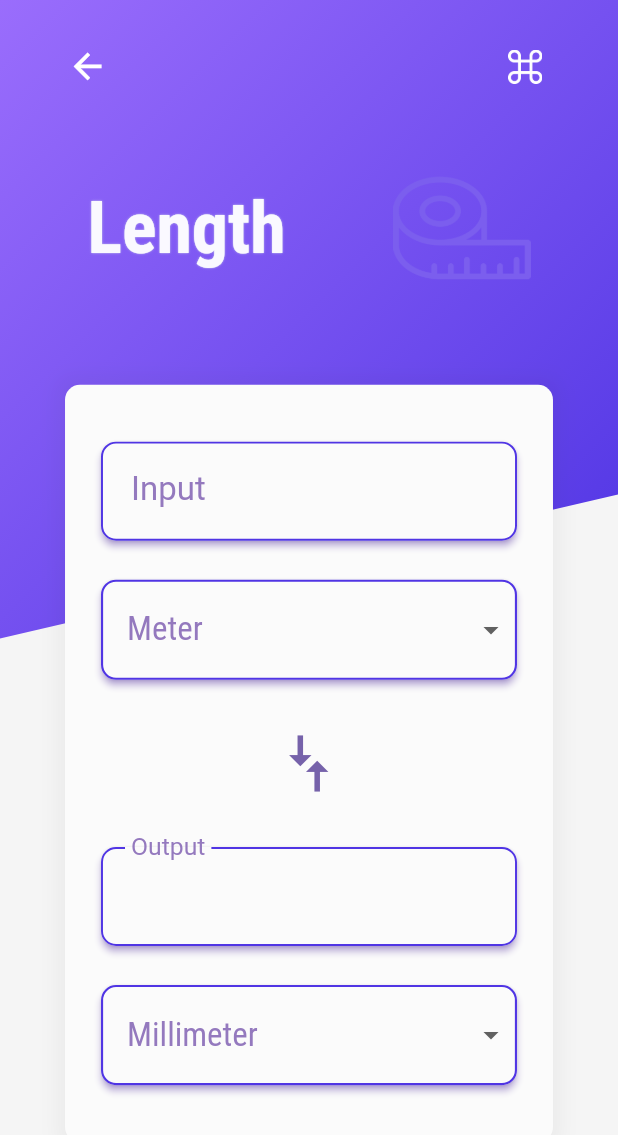
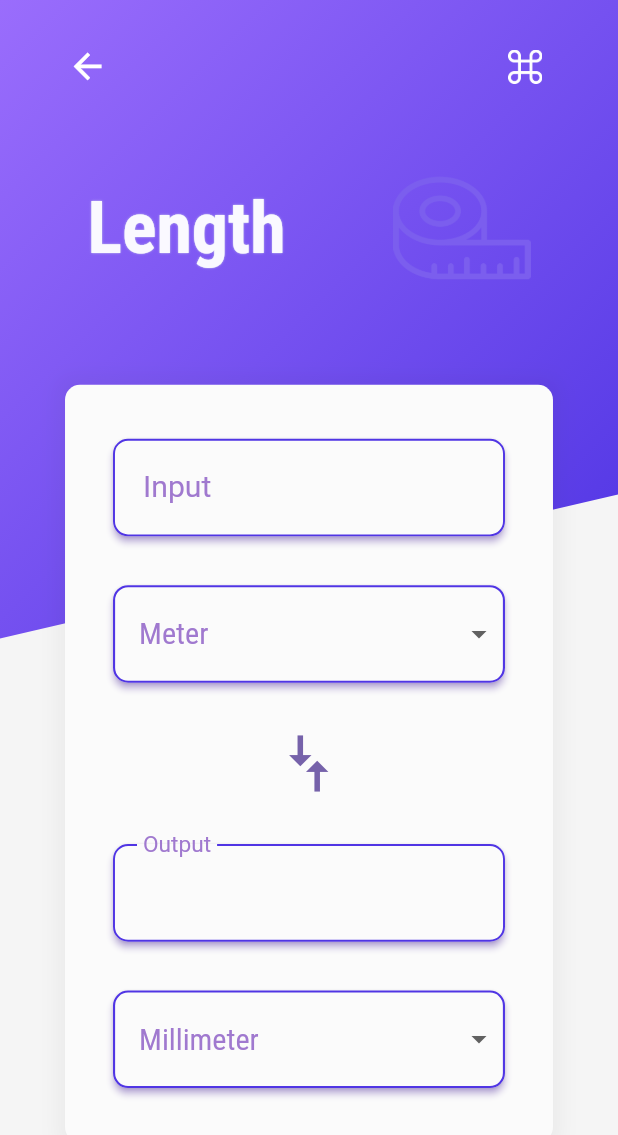
Before and after one commit to bharat-1809/Unito, a Flutter app: the screen it shows after launch, after a tap on "Length", on a phone screen of 412 x 824 dp. Shown: the top 1135 px of the screen. Run offline on Flutter 3.47's test engine with Material 2 defaults, Android fonts, the phone set to English and light mode, and no system bars; our stand-ins replace device_preview.

Commit message:
Bug Fixes in UnitConverter screen

```diff
--- a/unit_converter_app/lib/app.dart
+++ b/unit_converter_app/lib/app.dart
@@ -10,8 +10,8 @@ class Home extends StatelessWidget {
     final theme = Provider.of<ThemeChanger>(context);
 
     return MaterialApp(
-      // locale: DevicePreview.of(context).locale,
-      // builder: DevicePreview.appBuilder,
+      locale: DevicePreview.of(context).locale,
+      builder: DevicePreview.appBuilder,
       debugShowCheckedModeBanner: false,
       // darkTheme: appTheme.getDarkTheme(),
       theme: theme.themeData,
--- a/unit_converter_app/lib/component/unitCon_Logic.dart
+++ b/unit_converter_app/lib/component/unitCon_Logic.dart
@@ -32,6 +32,9 @@ class _UnitConFgUIState extends State<UnitConFgUI> {
     if (widget.units != old.units) {
       _setDefaults();
       _createDropdownItems();
+    }
+    if (_inputValue != null) {
+      _updateConversion();
     }
   }
 
@@ -132,8 +135,11 @@ class _UnitConFgUIState extends State<UnitConFgUI> {
 
   @override
   Widget build(BuildContext context) {
+    final _fontSize =
+        0.02445997458703939087 * MediaQuery.of(context).size.height;
+
     final _inputTextTheme = Theme.of(context).textTheme.headline.copyWith(
-          fontSize: 22,
+      fontSize: _fontSize,
       fontFamily: 'Roboto',
       fontWeight: FontWeight.w400,
       color: Theme.of(context).hoverColor,
@@ -176,7 +182,7 @@ class _UnitConFgUIState extends State<UnitConFgUI> {
                 items: _dropdownItems,
                 onChanged: onChanged,
                 style: _inputTextTheme.copyWith(
-                  fontSize: 22,
+                  fontSize: _fontSize,
                   fontWeight: FontWeight.w400,
                   fontFamily: 'Roboto_Con',
                   shadows: [],
@@ -191,12 +197,14 @@ class _UnitConFgUIState extends State<UnitConFgUI> {
     Widget _buildInputContainer() {
       return Container(
         child: Padding(
-          padding: const EdgeInsets.all(8.0),
+          padding: const EdgeInsets.symmetric(horizontal: 16.0, vertical: 20.0),
           child: Column(
             mainAxisAlignment: MainAxisAlignment.center,
             crossAxisAlignment: CrossAxisAlignment.stretch,
             children: <Widget>[
-              Material(
+              Expanded(
+                flex: 4,
+                child: Material(
                   elevation: _materialElevation,
                   color: _materialColor,
                   shadowColor: _materialShadowColor,
@@ -209,10 +217,11 @@ class _UnitConFgUIState extends State<UnitConFgUI> {
                         labelStyle: _inputTextTheme,
                         focusedBorder: _outlineBorder,
                         enabledBorder: _outlineBorder,
-                      contentPadding: EdgeInsets.all(20),
+                        contentPadding:
+                            EdgeInsets.symmetric(horizontal: 20, vertical: 30),
                       ),
                       cursorColor: Theme.of(context).focusColor,
-                    style: _inputTextTheme.copyWith(fontSize: 22.0),
+                      style: _inputTextTheme.copyWith(fontSize: _fontSize),
                       keyboardType: TextInputType.number,
                       onChanged: (newValue) {
                         _updateInputVal(newValue);
@@ -220,13 +229,18 @@ class _UnitConFgUIState extends State<UnitConFgUI> {
                     ),
                   ),
                 ),
-              SizedBox(height: 26),
-              Material(
+              ),
+              Expanded(flex: 2, child: SizedBox(height: 16.0)),
+              Expanded(
+                flex: 4,
+                child: Material(
                     elevation: _materialElevation,
                     shadowColor: _materialShadowColor,
                     color: _materialColor,
                     borderRadius: _borderRadius,
-                  child: _buildUnitsDropdown(_fromUnit.name, _updateFromUnit)),
+                    child:
+                        _buildUnitsDropdown(_fromUnit.name, _updateFromUnit)),
+              ),
             ],
           ),
         ),
@@ -245,14 +259,16 @@ class _UnitConFgUIState extends State<UnitConFgUI> {
 
     Widget _buildOutputContainer() {
       return Padding(
-        padding: const EdgeInsets.all(8.0),
+        padding: const EdgeInsets.symmetric(horizontal: 16.0, vertical: 20.0),
         child: Container(
           child: Column(
             mainAxisSize: MainAxisSize.min,
             mainAxisAlignment: MainAxisAlignment.center,
             crossAxisAlignment: CrossAxisAlignment.stretch,
             children: [
-              Material(
+              Expanded(
+                flex: 4,
+                child: Material(
                   elevation: _materialElevation,
                   color: _materialColor,
                   shadowColor: _materialShadowColor,
@@ -268,17 +284,22 @@ class _UnitConFgUIState extends State<UnitConFgUI> {
                       labelText: 'Output',
                       labelStyle: _inputTextTheme,
                       enabledBorder: _outlineBorder,
-                    contentPadding: EdgeInsets.all(20.0),
+                      contentPadding:
+                          EdgeInsets.symmetric(horizontal: 20.0, vertical: 30),
                     ),
                   ),
                 ),
-              SizedBox(height: 26),
-              Material(
+              ),
+              Expanded(flex: 2, child: SizedBox(height: 15)),
+              Expanded(
+                flex: 4,
+                child: Material(
                     elevation: _materialElevation,
                     color: _materialColor,
                     shadowColor: _materialShadowColor,
                     borderRadius: _borderRadius,
                     child: _buildUnitsDropdown(_toUnit.name, _updateToUnit)),
+              ),
             ],
           ),
         ),
--- a/unit_converter_app/lib/main.dart
+++ b/unit_converter_app/lib/main.dart
@@ -5,10 +5,10 @@ import 'package:device_preview/device_preview.dart';
 import 'package:unitconverterapp/theme/themeChanger.dart';
 
 void main() => runApp(
-      UnitConverterApp(),
-      // DevicePreview(
-      //   builder: (context) => UnitConverterApp(),
-      // ),
+      // UnitConverterApp(),
+      DevicePreview(
+        builder: (context) => UnitConverterApp(),
+      ),
     );
 
 /// Unit Converter App.
--- a/unit_converter_app/lib/theme/themes.dart
+++ b/unit_converter_app/lib/theme/themes.dart
@@ -126,7 +126,7 @@ class AppTheme {
     hintColor: Color(0xff9a6dfc),
 
     /// Color of the input fields and dropdown text
-    hoverColor: Color(0xff9479be),
+    hoverColor: Color(0xffa079cf),
 
     textTheme: ThemeData.light().textTheme.copyWith(
           /// Theme for UNIT CONVERTER text
```
Lines whose indentation alone changed are shown as unchanged.
